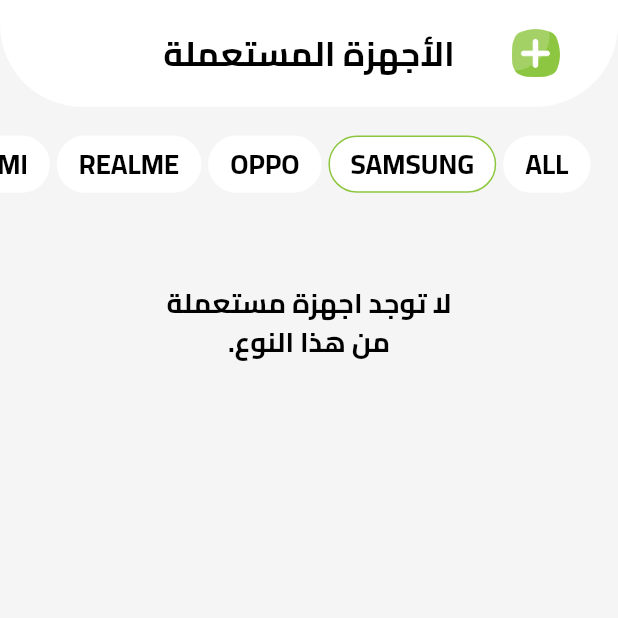
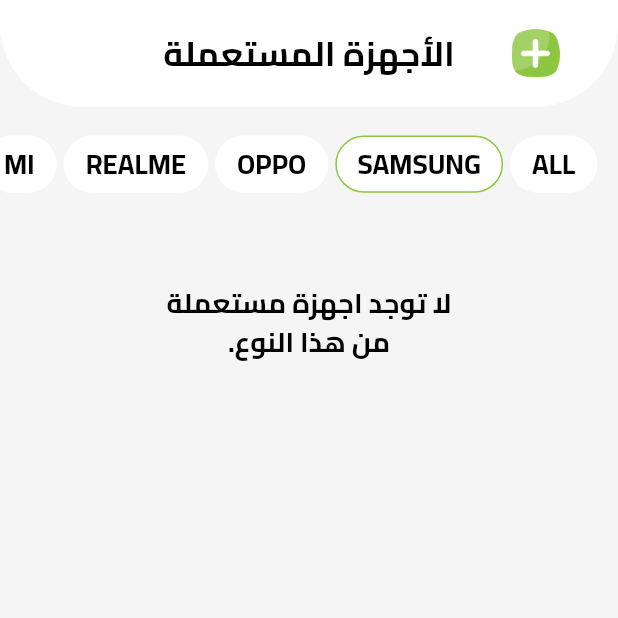
Before and after one commit to ibrahimsiam25/WestElbalad, a Flutter app: the UsedPhones screen opened directly, after a tap on "SAMSUNG", on a phone screen of 412 x 824 dp, the top half of it. Run offline on Flutter 3.47's test engine with Material 3 defaults, Android fonts, the phone set to English and light mode, and no system bars; our stand-ins replace bloc, cached_network_image, cloud_firestore, dartz, firebase_auth, firebase_core and 14 more; missing offline and left inert: svg_flutter; accounts and stored records are empty; network calls fail.

Commit message:
Add User Information Fields for Used Phones
- Added `userName`, `userPhone`, and `userLocation` fields to the `PhoneEntites` class and its corresponding `PhoneModel` class.
- Updated the `AdminRepoImpl` class to include these new fields when adding phone data.
- Modified the `AddInStoreViewBody` widget to capture and save user information for used phones.
- Updated the `HomeViewBody` and `UsedPhonesViewBody` widgets to filter and display used phones correctly, including handling cases where no used phones are available.
- Refactored the `AddInStoreViewBodyBlocConsumer` import statements for better readability.
- Adjusted padding and alignment in the `FilterList` widget for better UI consistency.

```diff
--- a/lib/features/admin/data/repos/admin_repo_impl.dart
+++ b/lib/features/admin/data/repos/admin_repo_impl.dart
@@ -73,6 +73,9 @@ class AdminRepoImpl extends AdminRepo {
       description: data["phoneDescription"].toLowerCase(),
       imageUrl: imageUrl,
       price: int.parse(data["phonePrice"]),
+      userName: data["userName"].toLowerCase(),
+      userPhone: data["userPhone"].toLowerCase(),
+      userLocation: data["userLocation"].toLowerCase(),
     );
 
     await userInformationsRemoteDataSource.addPhoneData(
--- a/lib/features/home/domian/entites/phone_entites.dart
+++ b/lib/features/home/domian/entites/phone_entites.dart
@@ -5,6 +5,9 @@ class PhoneEntites {
   final String name;
   final String description;
   final int price;
+  final String userName;
+  final String userPhone;
+  final String userLocation;
   final String imageUrl;
 
   PhoneEntites({
@@ -14,6 +17,9 @@ class PhoneEntites {
     required this.name,
     required this.description,
     required this.price,
+    required this.userName,
+    required this.userPhone,
+    required this.userLocation,
     required this.imageUrl,
   });
 }
--- a/lib/features/home/presentation/views/widgets/filter_list.dart
+++ b/lib/features/home/presentation/views/widgets/filter_list.dart
@@ -35,6 +35,7 @@ class Filters extends StatelessWidget {
               children: [
                 Expanded(
                   child: ListView.builder(
+                    padding: EdgeInsets.zero,
                     scrollDirection: Axis.horizontal,
                     itemCount: orderedPhones.length,
                     itemBuilder: (context, index) {
@@ -44,7 +45,7 @@ class Filters extends StatelessWidget {
                           left: index == orderedPhones.length - 1
                               ? 16.0.w
                               : 4.0.w,
-                          right: index == 0 ? 16.0.w : 0.0.w,
+                          right: index == 0 ? 12.0.w : 0.0.w,
                         ),
                         child: InkWell(
                           borderRadius: BorderRadius.circular(kRadius24),
--- a/lib/features/used_phones/widgets/used_phones_view_body.dart
+++ b/lib/features/used_phones/widgets/used_phones_view_body.dart
@@ -1,13 +1,13 @@
 import 'package:flutter/material.dart';
 import 'package:flutter_bloc/flutter_bloc.dart';
-import 'package:west_elbalad/core/utils/app_styles.dart';
 import 'package:flutter_screenutil/flutter_screenutil.dart';
 import 'package:west_elbalad/core/constants/app_consts.dart';
+import 'package:west_elbalad/core/utils/app_styles.dart';
 import 'package:west_elbalad/features/home/domian/entites/phone_entites.dart';
-import 'package:west_elbalad/features/used_phones/widgets/used_phones_appbar.dart';
+import 'package:west_elbalad/features/home/presentation/manager/phones_filter/filter_cubit.dart';
 import 'package:west_elbalad/features/home/presentation/views/widgets/filter_list.dart';
 import 'package:west_elbalad/features/home/presentation/views/widgets/selected_phones.dart';
-import 'package:west_elbalad/features/home/presentation/manager/phones_filter/filter_cubit.dart';
+import 'package:west_elbalad/features/used_phones/widgets/used_phones_appbar.dart';
 
 class UsedPhonesViewBody extends StatelessWidget {
   final List<PhoneEntites> phones;
@@ -42,7 +42,13 @@ class UsedPhonesViewBody extends StatelessWidget {
                     .where(
                       (phone) =>
                           phone.type == orderedPhones[state] &&
-                          (phone.status == 'used' || phone.status == 'مستعمل'),
+                          phone.status == 'مستعمل',
+                    )
+                    .map((phone) => SelectedPhones(phones: phone))
+                    .toList();
+                final allUsedPhones = phones
+                    .where(
+                      (phone) => (phone.status == 'مستعمل'),
                     )
                     .map((phone) => SelectedPhones(phones: phone))
                     .toList();
@@ -61,20 +67,31 @@ class UsedPhonesViewBody extends StatelessWidget {
                           spacing: 16.0.w,
                           children: orderedPhones[state] == 'all'
                               ? [
-                                  ...phones
-                                      .where(
-                                        (phone) => (phone.status == 'مستعمل' ||
-                                            phone.status == 'used'),
-                                      )
-                                      .map((phone) =>
-                                          SelectedPhones(phones: phone)),
-                                  //For alighnment and refresh
-                                  if (usedPhones.length == 1)
+                                  ...allUsedPhones,
+                                  // For alighnment and refresh
+                                  if (allUsedPhones.length == 1)
                                     Container(
                                       padding: EdgeInsets.symmetric(
                                           horizontal: kHorizontalPadding),
                                       child: SizedBox(
                                         width: 128.0.w,
+                                      ),
+                                    ),
+                                  //Empty
+                                  if (allUsedPhones.isEmpty)
+                                    Container(
+                                      padding: EdgeInsets.only(
+                                          bottom: kHorizontalPadding),
+                                      child: SizedBox(
+                                        width: 128.0.w,
+                                        height: 128.0.h,
+                                        child: Center(
+                                          child: Text(
+                                            'لا توجد اجهزة مستعملة.',
+                                            textAlign: TextAlign.center,
+                                            style: AppStyles.semiBold16,
+                                          ),
+                                        ),
                                       ),
                                     ),
                                 ]
```
Also changed, not shown: lib/features/admin/presentation/views/widgets/add_in_store/add_in_store_view_body.dart (+50 -3 lines), lib/features/admin/presentation/views/widgets/add_in_store/add_in_store_view_body_bloc_consumer.dart (+6 -5 lines), lib/features/home/data/model/phones_model.dart (+12 -0 lines), lib/features/home/presentation/views/widgets/home_view_body.dart (+31 -15 lines).
